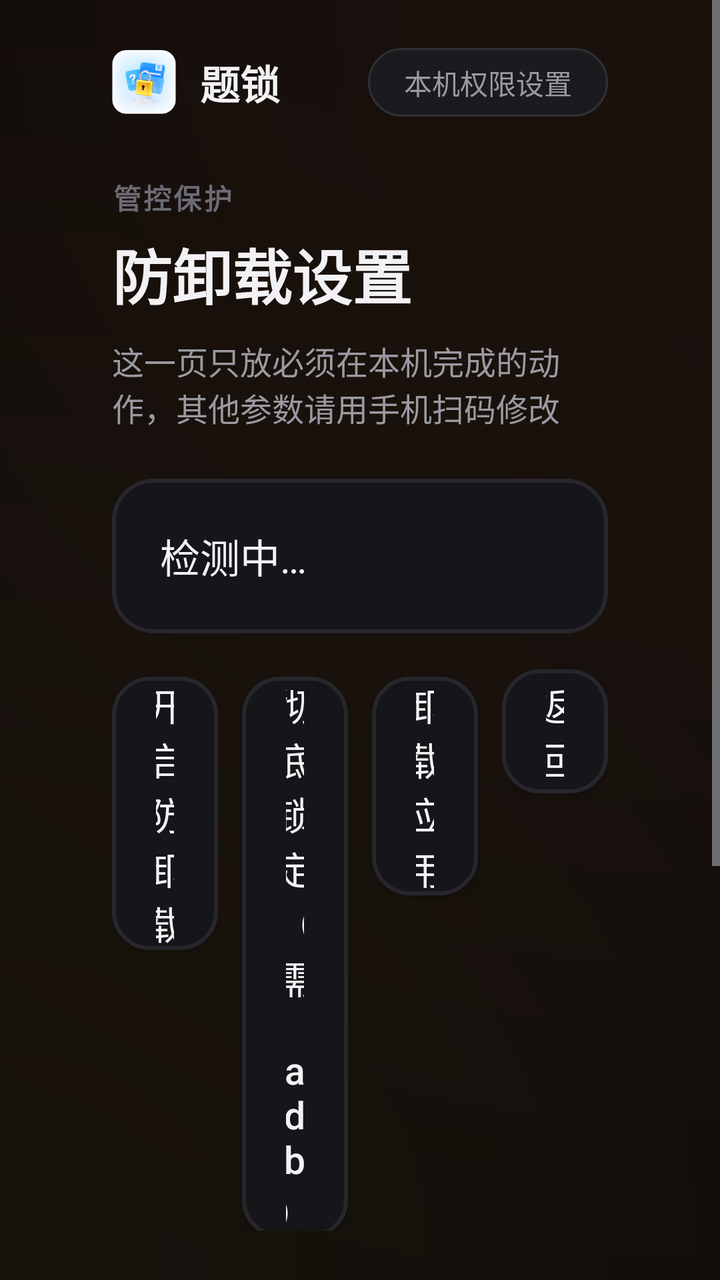
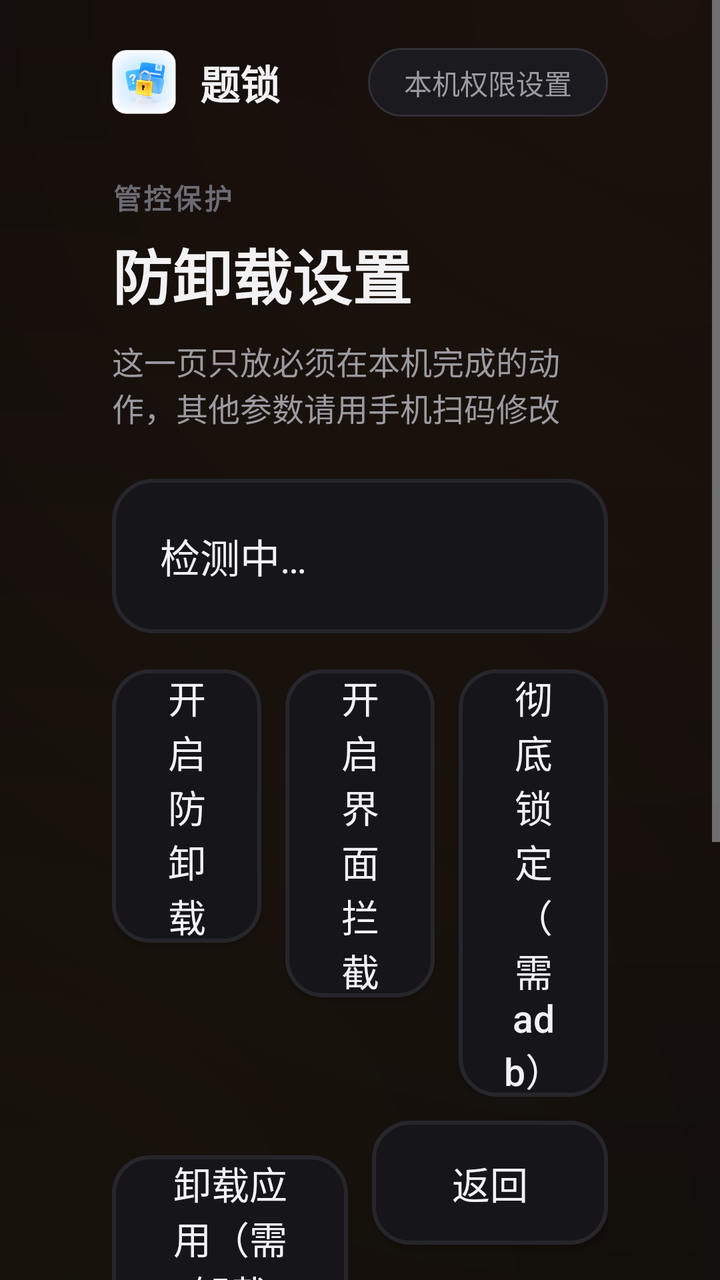

Two renders of the same Android screen: before a commit and after it. Below are the layout's source before the change and the commit's diff.
<!-- AndroidManifest.xml: activity theme AppTheme -->
<!-- res/layout/activity_security.xml -->
<?xml version="1.0" encoding="utf-8"?>
<ScrollView xmlns:android="http://schemas.android.com/apk/res/android"
    android:layout_width="match_parent"
    android:layout_height="match_parent"
    android:background="@drawable/bg_glow"
    android:fillViewport="true">

    <LinearLayout
        android:layout_width="match_parent"
        android:layout_height="wrap_content"
        android:orientation="vertical"
        android:paddingLeft="56dp"
        android:paddingTop="24dp"
        android:paddingRight="56dp"
        android:paddingBottom="36dp">

        <LinearLayout
            android:layout_width="match_parent"
            android:layout_height="wrap_content"
            android:gravity="center_vertical"
            android:orientation="horizontal">

            <ImageView
                android:layout_width="32dp"
                android:layout_height="32dp"
                android:contentDescription="题锁"
                android:src="@mipmap/ic_launcher" />

            <TextView
                style="@style/BrandName"
                android:layout_width="wrap_content"
                android:layout_height="wrap_content"
                android:layout_marginLeft="12dp"
                android:text="题锁" />

            <Space
                android:layout_width="0dp"
                android:layout_height="1dp"
                android:layout_weight="1" />

            <TextView
                style="@style/PillText"
                android:layout_width="wrap_content"
                android:layout_height="wrap_content"
                android:text="本机权限设置" />
        </LinearLayout>

        <TextView
            style="@style/SectionLabel"
            android:layout_width="wrap_content"
            android:layout_height="wrap_content"
            android:layout_marginTop="30dp"
            android:text="管控保护" />

        <TextView
            style="@style/PageTitle"
            android:layout_width="wrap_content"
            android:layout_height="wrap_content"
            android:layout_marginTop="6dp"
            android:text="防卸载设置" />

        <TextView
            android:layout_width="wrap_content"
            android:layout_height="wrap_content"
            android:layout_marginTop="10dp"
            android:text="这一页只放必须在本机完成的动作，其他参数请用手机扫码修改"
            android:textColor="@color/textSecondary"
            android:textSize="16sp" />

        <TextView
            android:id="@+id/tvGuard"
            android:layout_width="match_parent"
            android:layout_height="wrap_content"
            android:layout_marginTop="24dp"
            android:background="@drawable/bg_card"
            android:lineSpacingExtra="8dp"
            android:padding="24dp"
            android:text="检测中…"
            android:textColor="@color/textPrimary"
            android:textSize="20sp" />

        <LinearLayout
            android:layout_width="match_parent"
            android:layout_height="wrap_content"
            android:layout_marginTop="18dp"
            android:orientation="horizontal">

            <Button
                android:id="@+id/btnGuard"
                style="@style/TvButton"
                android:layout_width="0dp"
                android:layout_height="wrap_content"
                android:layout_marginRight="12dp"
                android:layout_weight="1"
                android:text="开启防卸载" />

            <Button
                android:id="@+id/btnOwner"
                style="@style/TvButton"
                android:layout_width="0dp"
                android:layout_height="wrap_content"
                android:layout_marginRight="12dp"
                android:layout_weight="1"
                android:text="彻底锁定（需 adb）" />

            <Button
                android:id="@+id/btnUninstall"
                style="@style/TvButton"
                android:layout_width="0dp"
                android:layout_height="wrap_content"
                android:layout_marginRight="12dp"
                android:layout_weight="1"
                android:text="卸载应用" />

            <Button
                android:id="@+id/btnBack"
                style="@style/TvButton"
                android:layout_width="0dp"
                android:layout_height="wrap_content"
                android:layout_weight="1"
                android:text="返回" />
        </LinearLayout>

        <TextView
            android:layout_width="match_parent"
            android:layout_height="wrap_content"
            android:layout_marginTop="24dp"
            android:lineSpacingExtra="6dp"
            android:text="说明：点「开启防卸载」会直接给本应用激活设备管理员，不需要去系统设置里找入口（电视通常没有这一项）；激活后孩子从系统设置卸载时会先被要求「停用设备管理员」。如果系统强制拦截、页面拉不起来，本页会给出两条 adb 命令，复制到电脑执行一次即可。想彻底置灰系统「卸载」按钮，用「彻底锁定（需 adb）」设为设备所有者。"
            android:textColor="@color/textMuted"
            android:textSize="15sp" />

    </LinearLayout>
</ScrollView>
<!-- resources referenced by this layout -->
<resources>
  <color name="textMuted">#6B6B74</color>
  <color name="textPrimary">#F2F2F4</color>
  <color name="textSecondary">#9A9AA2</color>
  <!-- drawable bg_card (drawable) -->
  <?xml version="1.0" encoding="utf-8"?>
  <shape xmlns:android="http://schemas.android.com/apk/res/android" android:shape="rectangle">
      <solid android:color="@color/surface" />
      <corners android:radius="20dp" />
      <stroke
          android:width="2dp"
          android:color="@color/stroke" />
  </shape>
  <style name="BrandName">
          <item name="android:textColor">@color/textPrimary</item>
          <item name="android:textSize">20sp</item>
          <item name="android:textStyle">bold</item>
          <item name="android:includeFontPadding">false</item>
      </style>
  <style name="PageTitle">
          <item name="android:textColor">@color/textPrimary</item>
          <item name="android:textSize">30sp</item>
          <item name="android:textStyle">bold</item>
          <item name="android:lineSpacingExtra">4dp</item>
      </style>
  <style name="PillText">
          <item name="android:background">@drawable/bg_pill</item>
          <item name="android:textColor">@color/textSecondary</item>
          <item name="android:textSize">14sp</item>
          <item name="android:paddingLeft">18dp</item>
          <item name="android:paddingRight">18dp</item>
          <item name="android:paddingTop">7dp</item>
          <item name="android:paddingBottom">7dp</item>
          <item name="android:includeFontPadding">false</item>
      </style>
  <style name="SectionLabel">
          <item name="android:textColor">@color/textMuted</item>
          <item name="android:textSize">14sp</item>
          <item name="android:textStyle">bold</item>
          <item name="android:letterSpacing">0.08</item>
      </style>
  <style name="TvButton" parent="@android:style/Widget.DeviceDefault.Button">
          <item name="android:background">@drawable/bg_option</item>
          <item name="android:textColor">@color/textPrimary</item>
          <item name="android:textSize">19sp</item>
          <item name="android:focusable">true</item>
          <item name="android:focusableInTouchMode">true</item>
          <item name="android:minHeight">62dp</item>
          <item name="android:minWidth">120dp</item>
          <item name="android:paddingLeft">22dp</item>
          <item name="android:paddingRight">22dp</item>
          <item name="android:textAllCaps">false</item>
          <item name="android:gravity">center</item>
      </style>
  <style name="AppTheme" parent="@android:style/Theme.DeviceDefault.NoActionBar">
          <item name="android:windowBackground">@color/bgDeep</item>
          <item name="android:colorBackground">@color/bgDeep</item>
          <item name="android:windowContentOverlay">@null</item>
      </style>
  <color name="surface">#16161A</color>
  <color name="stroke">#26262C</color>
  <color name="bgDeep">#08080A</color>
  <!-- drawable bg_pill (drawable) -->
  <?xml version="1.0" encoding="utf-8"?>
  <shape xmlns:android="http://schemas.android.com/apk/res/android" android:shape="rectangle">
      <solid android:color="@color/pillBg" />
      <corners android:radius="999dp" />
      <stroke
          android:width="1dp"
          android:color="#303037" />
  </shape>
  <color name="pillBg">#1A1A1F</color>
  <color name="surfaceFocus">#2A2116</color>
  <color name="strokeFocus">#FFB020</color>
  <color name="accent">#FFB020</color>
  <!-- unchanged entries left out for length: 3 -->
</resources>

<!-- the commit's change to res/layout/activity_security.xml (unified diff, before → after) -->
@@ -95,13 +95,28 @@
                 android:text="开启防卸载" />
 
             <Button
-                android:id="@+id/btnOwner"
+                android:id="@+id/btnA11y"
                 style="@style/TvButton"
                 android:layout_width="0dp"
                 android:layout_height="wrap_content"
                 android:layout_marginRight="12dp"
                 android:layout_weight="1"
+                android:text="开启界面拦截" />
+
+            <Button
+                android:id="@+id/btnOwner"
+                style="@style/TvButton"
+                android:layout_width="0dp"
+                android:layout_height="wrap_content"
+                android:layout_weight="1"
                 android:text="彻底锁定（需 adb）" />
+        </LinearLayout>
+
+        <LinearLayout
+            android:layout_width="match_parent"
+            android:layout_height="wrap_content"
+            android:layout_marginTop="12dp"
+            android:orientation="horizontal">
 
             <Button
                 android:id="@+id/btnUninstall"
@@ -110,7 +125,7 @@
                 android:layout_height="wrap_content"
                 android:layout_marginRight="12dp"
                 android:layout_weight="1"
-                android:text="卸载应用" />
+                android:text="卸载应用（需卸载码）" />
 
             <Button
                 android:id="@+id/btnBack"
@@ -126,7 +141,7 @@
             android:layout_height="wrap_content"
             android:layout_marginTop="24dp"
             android:lineSpacingExtra="6dp"
-            android:text="说明：点「开启防卸载」会直接给本应用激活设备管理员，不需要去系统设置里找入口（电视通常没有这一项）；激活后孩子从系统设置卸载时会先被要求「停用设备管理员」。如果系统强制拦截、页面拉不起来，本页会给出两条 adb 命令，复制到电脑执行一次即可。想彻底置灰系统「卸载」按钮，用「彻底锁定（需 adb）」设为设备所有者。"
+            android:text="三道闸门，从弱到强：①「开启防卸载」激活设备管理员，系统卸载前会先要求停用；②「开启界面拦截」用无障碍服务盯着卸载页面，没有卸载码就把界面顶掉——设备管理员在这台电视上无效时，这一条才是真正挡住孩子的那道；③「彻底锁定」把系统卸载按钮直接置灰，仅设备所有者可用，需要电脑执行一次 adb 命令。"
             android:textColor="@color/textMuted"
             android:textSize="15sp" />
 
